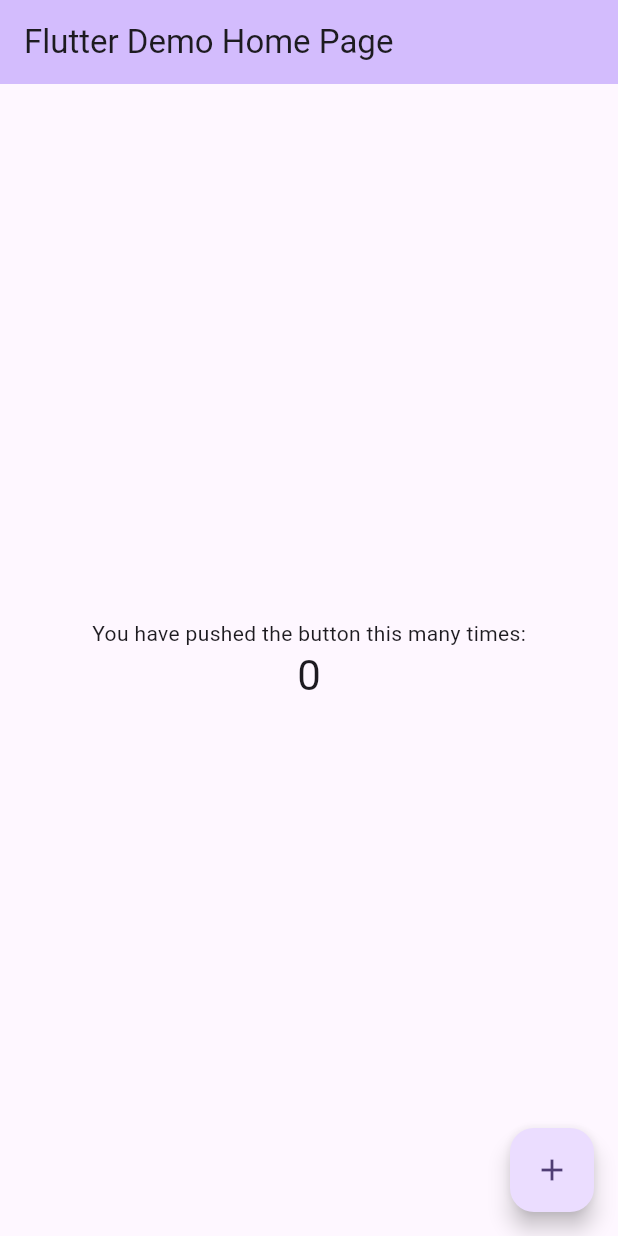
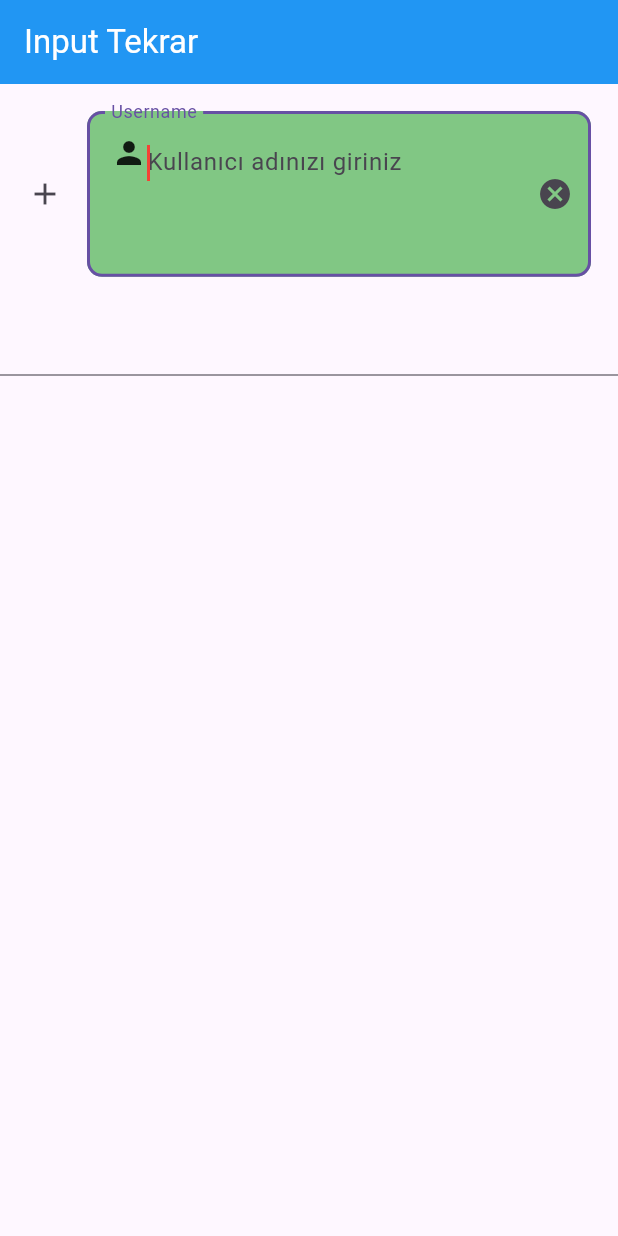
Before and after one commit to ahmet-ozgur/input_tekrar, a Flutter app: the screen it shows after launch, on a phone screen of 412 x 824 dp. Run offline on Flutter 3.47's test engine with Material 3 defaults, Android fonts, the phone set to English and light mode, and no system bars.

Commit message:
gun sonu

```diff
--- a/lib/main.dart
+++ b/lib/main.dart
@@ -4,119 +4,125 @@ void main() {
   runApp(const MyApp());
 }
 
+/*
+Textfieldda veri almak için controller gerekir.
+Bunu tek bir alan için kullanılır.
+Çoklu alan varsa textformfield kullanılır, yani controllerların aktif olabilmesi için widgetın stateful olması gerekir.
+
+init içinde superi önce
+dispose içinde superi sonra !!!!
+
+*/
+
 class MyApp extends StatelessWidget {
   const MyApp({super.key});
 
-  // This widget is the root of your application.
   @override
   Widget build(BuildContext context) {
     return MaterialApp(
-      title: 'Flutter Demo',
-      theme: ThemeData(
-        // This is the theme of your application.
-        //
-        // TRY THIS: Try running your application with "flutter run". You'll see
-        // the application has a purple toolbar. Then, without quitting the app,
-        // try changing the seedColor in the colorScheme below to Colors.green
-        // and then invoke "hot reload" (save your changes or press the "hot
-        // reload" button in a Flutter-supported IDE, or press "r" if you used
-        // the command line to start the app).
-        //
-        // Notice that the counter didn't reset back to zero; the application
-        // state is not lost during the reload. To reset the state, use hot
-        // restart instead.
-        //
-        // This works for code too, not just values: Most code changes can be
-        // tested with just a hot reload.
-        colorScheme: ColorScheme.fromSeed(seedColor: Colors.deepPurple),
-      ),
-      home: const MyHomePage(title: 'Flutter Demo Home Page'),
+      debugShowCheckedModeBanner: false,
+      home: MyProject(),
     );
   }
 }
 
-class MyHomePage extends StatefulWidget {
-  const MyHomePage({super.key, required this.title});
-
-  // This widget is the home page of your application. It is stateful, meaning
-  // that it has a State object (defined below) that contains fields that affect
-  // how it looks.
-
-  // This class is the configuration for the state. It holds the values (in this
-  // case the title) provided by the parent (in this case the App widget) and
-  // used by the build method of the State. Fields in a Widget subclass are
-  // always marked "final".
-
-  final String title;
+class MyProject extends StatelessWidget {
+  const MyProject({super.key});
 
   @override
-  State<MyHomePage> createState() => _MyHomePageState();
+  Widget build(BuildContext context) {
+    return Scaffold(
+      appBar: AppBar(
+        backgroundColor: Colors.blue,
+        foregroundColor: Colors.white,
+        title: Text("Input Tekrar"),
+      ),
+      body: TextFieldWidgetKullanimi(),
+    );
+  }
 }
 
-class _MyHomePageState extends State<MyHomePage> {
-  int _counter = 0;
+class TextFieldWidgetKullanimi extends StatefulWidget {
+  const TextFieldWidgetKullanimi({super.key});
 
-  void _incrementCounter() {
-    setState(() {
-      // This call to setState tells the Flutter framework that something has
-      // changed in this State, which causes it to rerun the build method below
-      // so that the display can reflect the updated values. If we changed
-      // _counter without calling setState(), then the build method would not be
-      // called again, and so nothing would appear to happen.
-      _counter++;
+  @override
+  State<TextFieldWidgetKullanimi> createState() =>
+      _TextFieldWidgetKullanimiState();
+}
+
+class _TextFieldWidgetKullanimiState
+    extends State<TextFieldWidgetKullanimi> {
+  late TextEditingController _emailController;
+  late FocusNode _focusNode;
+  int maxLineCount = 1;
+  @override
+  void initState() {
+    // TODO: implement initState
+    super.initState();
+    _emailController = TextEditingController();
+    _focusNode = FocusNode();
+    _focusNode.addListener(() {
+      setState(() {
+        maxLineCount = _focusNode.hasFocus ? 3 : 1;
+      });
     });
   }
 
   @override
+  void dispose() {
+    _emailController.dispose();
+    _focusNode.dispose();
+    // TODO: implement dispose
+    super.dispose();
+  }
+
+  @override
   Widget build(BuildContext context) {
-    // This method is rerun every time setState is called, for instance as done
-    // by the _incrementCounter method above.
-    //
-    // The Flutter framework has been optimized to make rerunning build methods
-    // fast, so that you can just rebuild anything that needs updating rather
-    // than having to individually change instances of widgets.
-    return Scaffold(
-      appBar: AppBar(
-        // TRY THIS: Try changing the color here to a specific color (to
-        // Colors.amber, perhaps?) and trigger a hot reload to see the AppBar
-        // change color while the other colors stay the same.
-        backgroundColor: Theme.of(context).colorScheme.inversePrimary,
-        // Here we take the value from the MyHomePage object that was created by
-        // the App.build method, and use it to set our appbar title.
-        title: Text(widget.title),
-      ),
-      body: Center(
-        // Center is a layout widget. It takes a single child and positions it
-        // in the middle of the parent.
-        child: Column(
-          // Column is also a layout widget. It takes a list of children and
-          // arranges them vertically. By default, it sizes itself to fit its
-          // children horizontally, and tries to be as tall as its parent.
-          //
-          // Column has various properties to control how it sizes itself and
-          // how it positions its children. Here we use mainAxisAlignment to
-          // center the children vertically; the main axis here is the vertical
-          // axis because Columns are vertical (the cross axis would be
-          // horizontal).
-          //
-          // TRY THIS: Invoke "debug painting" (choose the "Toggle Debug Paint"
-          // action in the IDE, or press "p" in the console), to see the
-          // wireframe for each widget.
-          mainAxisAlignment: MainAxisAlignment.center,
-          children: <Widget>[
-            const Text('You have pushed the button this many times:'),
-            Text(
-              '$_counter',
-              style: Theme.of(context).textTheme.headlineMedium,
+    return Column(
+      children: [
+        Padding(
+          padding: const EdgeInsets.all(18.0),
+          child: TextField(
+            focusNode: _focusNode,
+            controller: _emailController,
+            //Açılacak olan klavye türü
+            keyboardType: TextInputType.emailAddress,
+            //Klavyedeki(Android) ana butonunun ne olacağı
+            textInputAction: TextInputAction.done,
+            //Seçili gelme olayı
+            autofocus: true,
+            //Satır sayısı
+            maxLines: maxLineCount,
+            //Girilecek karakter sayısı (TC)
+            //maxLength: 11,
+            //İmleç rengi
+            cursorColor: Colors.red,
+            decoration: InputDecoration(
+              //Kayan bilgi yazısı
+              labelText: "Username",
+              //İpucu
+              hintText: "Kullanıcı adınızı giriniz",
+              icon: Icon(Icons.add),
+
+              //Sol tarafa eklenen icon
+              prefix: Icon(Icons.person),
+              //Sağ taraf iconu
+              suffixIcon: Icon(Icons.cancel),
+              border: OutlineInputBorder(
+                borderRadius: BorderRadius.circular(10),
+              ),
+              //Arka plan rengi verme izni
+              filled: true,
+              fillColor: Colors.green.shade300,
             ),
-          ],
+            //Klavye ile yapılan her değişikliği algılar
+            onChanged: (String gelenDeger) {},
+            //Klavyedeki done tuşuna basınca çalışır ya da fiel dan çıkınca
+            onSubmitted: (String gelenDeger) {},
+          ),
         ),
-      ),
-      floatingActionButton: FloatingActionButton(
-        onPressed: _incrementCounter,
-        tooltip: 'Increment',
-        child: const Icon(Icons.add),
-      ), // This trailing comma makes auto-formatting nicer for build methods.
+        TextField(),
+      ],
     );
   }
 }
```
